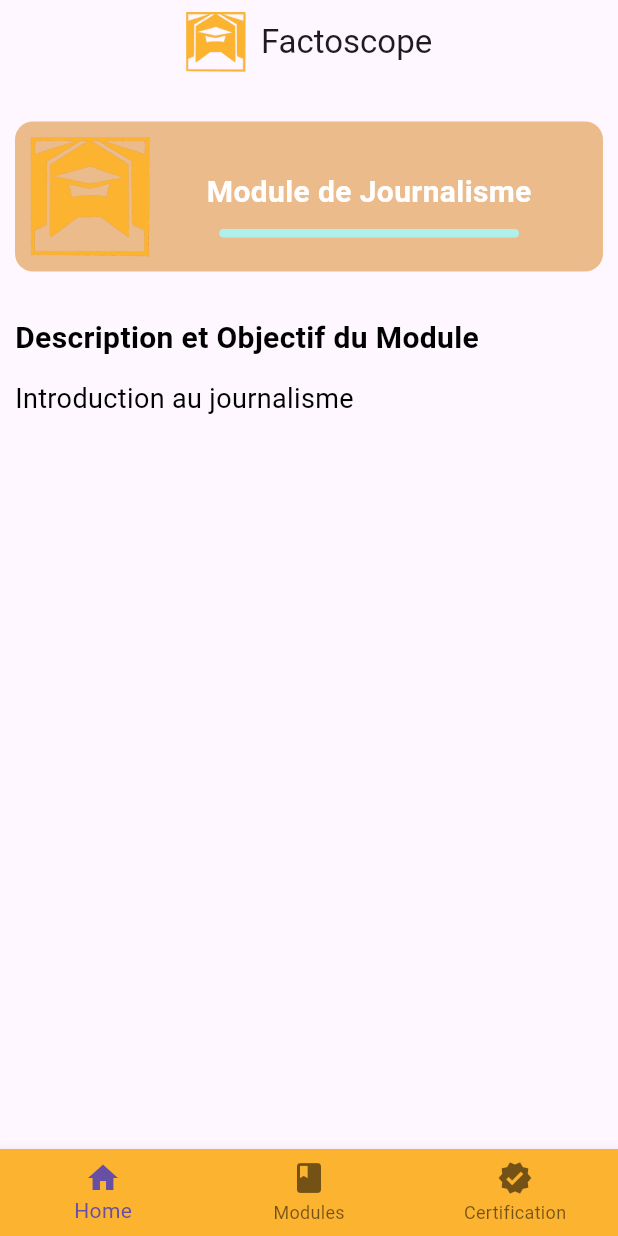
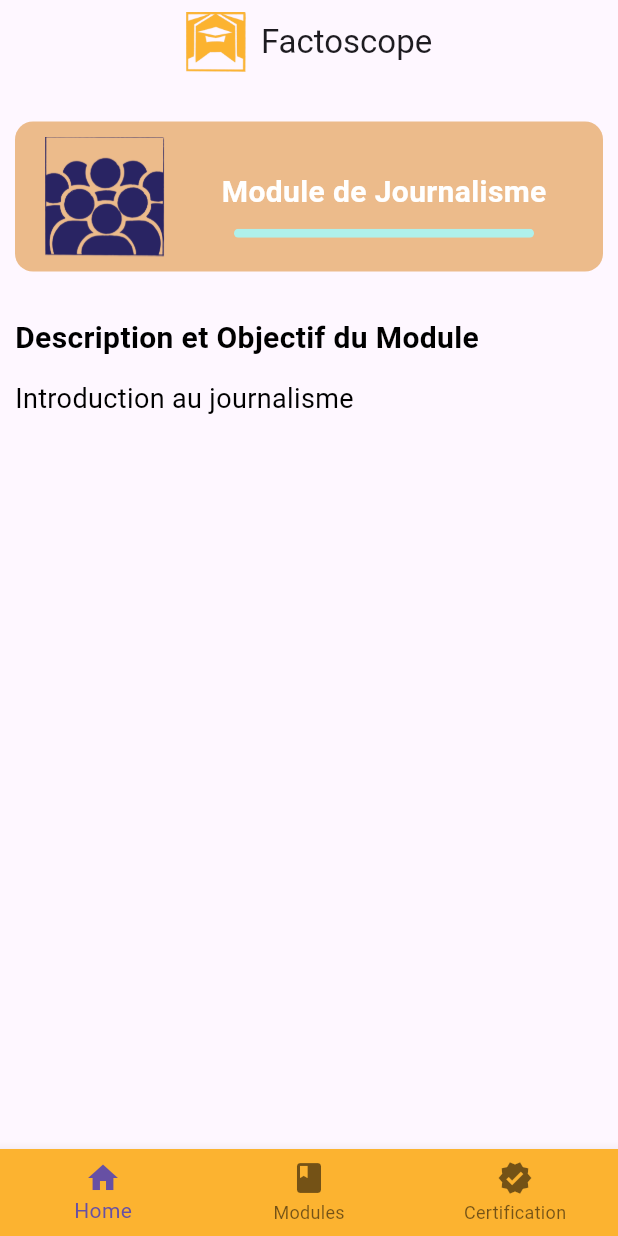
Before and after one commit to tahermedsk/ProjetCollective, a Flutter app: the screen it shows after launch, after a tap on "Module de Journalisme", on a phone screen of 412 x 824 dp. Run offline on Flutter 3.47's test engine with Material 3 defaults, Android fonts, the phone set to English and light mode, and no system bars; our stand-ins replace audioplayers, flutter_svg, get_it, go_router, sqflite and 1 more; missing offline and left inert: dart:ffi; accounts and stored records are empty.

Commit message:
MAJ listCours

```diff
--- a/projet_collective/lib/ui/ListCoursView.dart
+++ b/projet_collective/lib/ui/ListCoursView.dart
@@ -2,8 +2,9 @@
 
 import 'package:flutter/material.dart';
 import 'package:seriouse_game/models/ListCoursViewModel.dart';
+import 'package:seriouse_game/models/mediaCours.dart';
+import 'package:seriouse_game/ui/Contenu/WidgetContenu/ContenuImageWidget.dart';
 import 'package:seriouse_game/ui/Cours/CoursView.dart';
-import 'package:seriouse_game/ui/Cours/CoursViewModel.dart';
 import 'package:seriouse_game/ui/CoursSelectionne.dart';
 
 import '../models/cours.dart';
@@ -151,7 +152,12 @@ class ListCoursViewState extends State<ListCoursView>{
 
 //Widget correspondant au titre du module
   SizedBox moduleHeader(Module module, double? progress){
-    //Valeur de la progression entre 0 et 1
+    //progress : Valeur de la progression entre 0 et 1
+    //module : module dont on veut afficher le header
+
+    //Model utilisé pour récupérer l'image du module à afficher dans le header.
+    MediaCours media = MediaCours(idPage: 1, ordre: 1, url: module.urlImg, type: "image");
+
     return SizedBox(
       child : Container(
         //Gestion de l'espace entre le contenu et la bordure interieure du widget
@@ -167,13 +173,8 @@ class ListCoursViewState extends State<ListCoursView>{
         child : Row(
           children: [
 
-            //Image à load
-
-            Image.asset(
-                'lib/data/AppData/facto-logo.png',
-                height: 80, // Ajuste la hauteur
-                fit: BoxFit.contain, // Garde les proportions
-              ),
+            //Image à load. Utilise le model media contenant l'url de l'image du model.
+            ContenuImageWidget(media: media, width: 80, height: 80,),
 
             const Spacer(),
 
@@ -246,7 +247,18 @@ class ListCoursViewState extends State<ListCoursView>{
           child: FutureBuilder( // Permet d'attendre le calcul de progression
                                   future: ListCoursViewModel().getProgressionCours(cours),
                                   builder: (context, snapshot) {
-                                      return HeaderWidget(cours: cours, progression: snapshot.data);
+                                      return Container(
+                                        //Gestion de l'espace entre le contenu et la bordure interieure du widget
+                                        padding: const EdgeInsets.symmetric(horizontal: 15.0, vertical: 20.0),
+                                        //Décoration de la bordure
+                                        decoration: BoxDecoration(
+                                        //Gestion de l'angle de la bordure
+                                        borderRadius:BorderRadius.circular(12),
+                                        //Couleur interne et externe de la boite
+                                        color: const Color.fromARGB(255, 235, 235, 235),),
+
+                                        child:
+                                          HeaderWidget(cours: cours, progression: snapshot.data));
                                   }),
                   ),
         //Méthode pour se aller au cours
```
Also changed, not shown: projet_collective/pubspec.lock.
